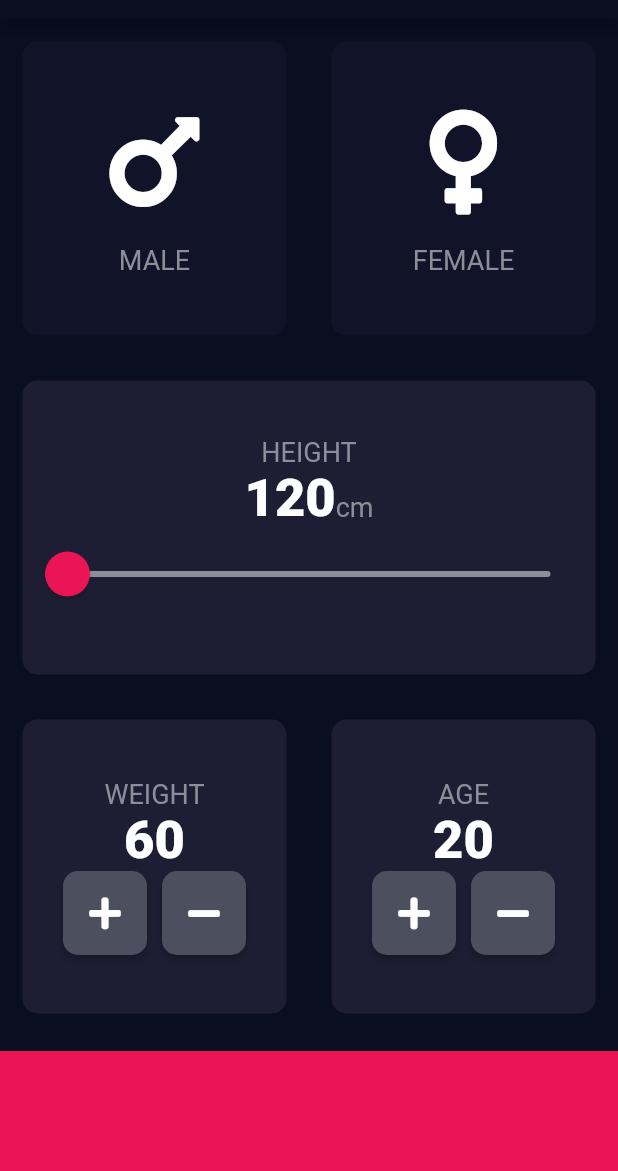
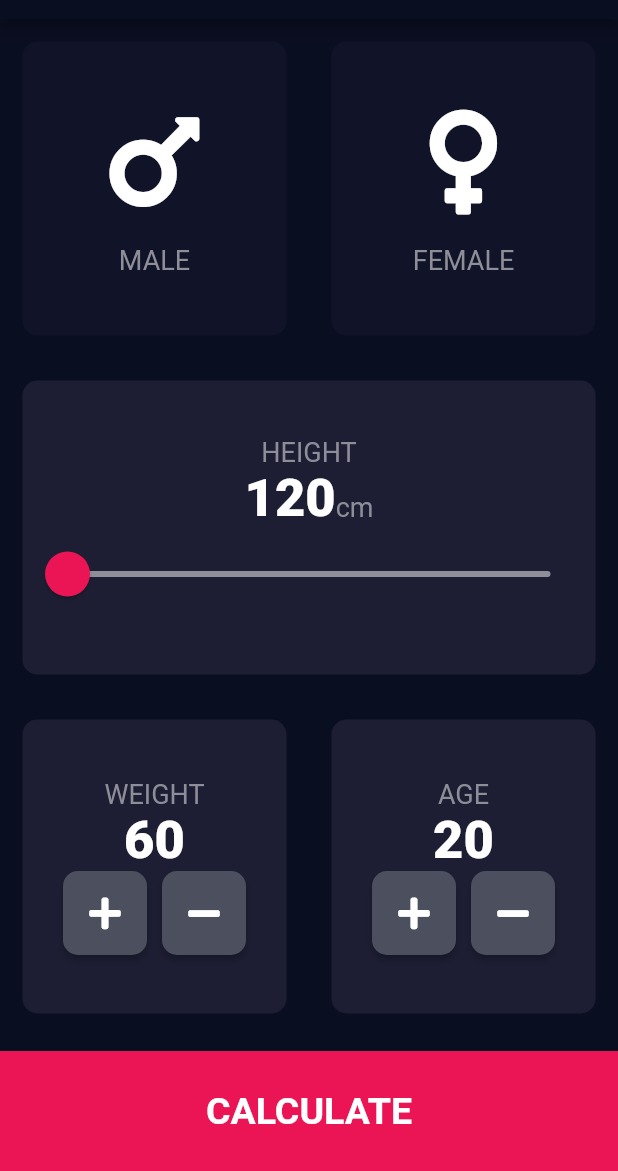
Before and after one commit to cemtaskin/bmi_calculator_2020, a Flutter app: the screen it shows after launch, on a phone screen of 412 x 824 dp, the part 65-1236 px from its top. Run offline on Flutter 3.47's test engine with Material 2 defaults, Android fonts, the phone set to English and light mode, and no system bars; our stand-ins replace font_awesome_flutter.

Commit message:
User interfaces updated.

```diff
--- /dev/null
+++ b/lib/components/bottom_button.dart
@@ -0,0 +1,24 @@
+import 'package:flutter/material.dart';
+
+import '../constants.dart';
+
+class BottomButton extends StatelessWidget {
+  final String buttonTitle;
+  final Function onPressed;
+
+  BottomButton({this.buttonTitle, this.onPressed});
+
+  @override
+  Widget build(BuildContext context) {
+    return GestureDetector(
+      onTap: onPressed,
+      child: Container(
+        child: Center(child: Text(buttonTitle, style: kLargeButtonTextStyle)),
+        color: kBottomContainerColor,
+        margin: EdgeInsets.only(top: 10.0),
+        width: double.infinity,
+        height: kBottomContainerHeight,
+      ),
+    );
+  }
+}
--- a/lib/main.dart
+++ b/lib/main.dart
@@ -1,5 +1,5 @@
 import 'package:flutter/material.dart';
-import 'input_page.dart';
+import 'screens/input_page.dart';
 
 void main() {
   runApp(BMICalculator());
--- a/lib/input_page.dart
+++ b/lib/screens/input_page.dart
@@ -1,9 +1,12 @@
-import 'package:bmi_calculator_2/RoundIconButton.dart';
-import 'package:bmi_calculator_2/icon_content.dart';
-import 'package:bmi_calculator_2/reusable_card.dart';
+import 'package:bmi_calculator_2/components/RoundIconButton.dart';
+import 'package:bmi_calculator_2/components/bottom_button.dart';
+
+import 'package:bmi_calculator_2/components/icon_content.dart';
+import 'package:bmi_calculator_2/screens/result_page.dart';
+import 'package:bmi_calculator_2/components/reusable_card.dart';
 import 'package:flutter/material.dart';
 import 'package:font_awesome_flutter/font_awesome_flutter.dart';
-import 'constants.dart';
+import '../constants.dart';
 
 enum Gender { Male, Female }
 
@@ -202,14 +205,22 @@ class _InputPageState extends State<InputPage> {
               ],
             ),
           ),
-          Container(
-            color: kBottomContainerColor,
-            margin: EdgeInsets.only(top: 10.0),
-            width: double.infinity,
-            height: kBottomContainerHeight,
+          BottomButton(
+            buttonTitle: 'CALCULATE',
+            onPressed: () {
+              Navigator.push(context,
+                  MaterialPageRoute(builder: (context) => ResultPage()));
+            },
           )
         ],
       ),
     );
   }
 }
+
+/*
+  BottomButton(buttonTitle: 'CALCULATE',onPressed: (){
+            Navigator.push(context,
+            MaterialPageRoute(builder: (context) => ResultPage());}),
+
+ */
```
Also changed, not shown: lib/constants.dart (+25 -0 lines), lib/screens/result_page.dart (added, +68 -0 lines), lib/components/RoundIconButton.dart (renamed from lib/RoundIconButton.dart), lib/components/icon_content.dart (renamed from lib/icon_content.dart), lib/components/reusable_card.dart (renamed from lib/reusable_card.dart).
